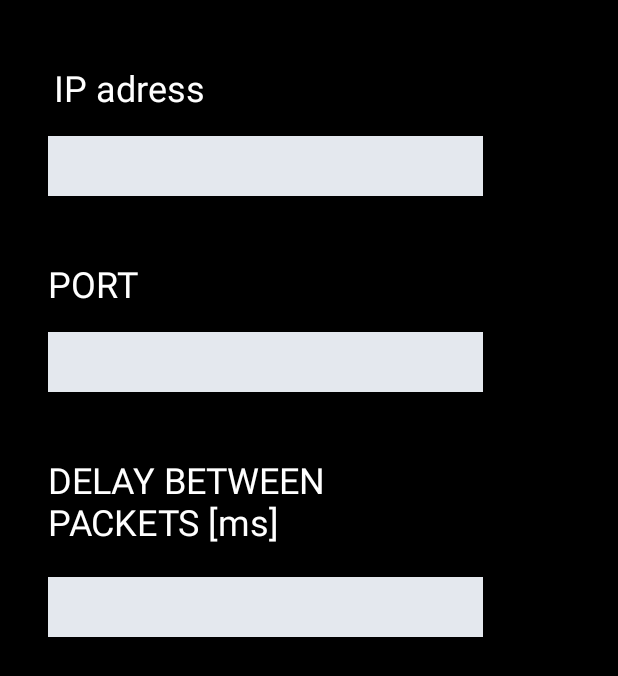
After one commit to Netz00/-ES8266-full-duplex-RC, an Android app: the layout activity_settings.xml on its own in the app's theme, with its tools: preview values and no code run, on a phone screen of 412 x 824 dp. The commit adds this screen. Shown: the top 676 px of the screen. Run offline under Robolectric (Android 15) with nearby library versions, the phone set to English and light mode, and no system bars.

Commit message:
Added layouts

```diff
--- /dev/null
+++ b/android/app/src/main/res/layout/activity_settings.xml
@@ -0,0 +1,93 @@
+<?xml version="1.0" encoding="utf-8"?>
+<androidx.constraintlayout.widget.ConstraintLayout xmlns:android="http://schemas.android.com/apk/res/android"
+    xmlns:app="http://schemas.android.com/apk/res-auto"
+    xmlns:tools="http://schemas.android.com/tools"
+    android:layout_width="match_parent"
+    android:layout_height="match_parent"
+    android:background="#000000"
+    tools:context=".Settings">
+
+
+    <TextView
+        android:id="@+id/textViewIP"
+        android:layout_width="wrap_content"
+        android:layout_height="wrap_content"
+        android:layout_marginStart="36dp"
+        android:layout_marginTop="42dp"
+        android:text="@string/IPadress"
+        android:textColor="#FFFFFF"
+        android:textSize="24sp"
+        app:layout_constraintStart_toStartOf="parent"
+        app:layout_constraintTop_toTopOf="parent" />
+
+    <EditText
+        android:id="@+id/editTextIP"
+        android:layout_width="290dp"
+        android:layout_height="40dp"
+        android:layout_marginStart="32dp"
+        android:layout_marginTop="16dp"
+        android:autofillHints=""
+        android:background="#E4E8EE"
+        android:ems="10"
+        android:inputType="text"
+        android:textColor="#000000"
+        android:textSize="24sp"
+        app:layout_constraintStart_toStartOf="parent"
+        app:layout_constraintTop_toBottomOf="@+id/textViewIP" />
+
+    <TextView
+        android:id="@+id/textViewPort"
+        android:layout_width="wrap_content"
+        android:layout_height="wrap_content"
+        android:layout_marginStart="32dp"
+        android:layout_marginTop="42dp"
+        android:text="@string/portNumber"
+        android:textColor="#FFFFFF"
+        android:textSize="24sp"
+        app:layout_constraintStart_toStartOf="parent"
+        app:layout_constraintTop_toBottomOf="@+id/editTextIP" />
+
+    <EditText
+        android:id="@+id/editTextPort"
+        android:layout_width="290dp"
+        android:layout_height="40dp"
+        android:layout_marginStart="32dp"
+        android:layout_marginTop="16dp"
+        android:background="#E4E8EE"
+        android:ems="10"
+        android:importantForAutofill="no"
+        android:inputType="number"
+        android:textColor="#000000"
+        android:textSize="24sp"
+        app:layout_constraintStart_toStartOf="parent"
+        app:layout_constraintTop_toBottomOf="@+id/textViewPort" />
+
+    <TextView
+        android:id="@+id/textViewFPS"
+        android:layout_width="289dp"
+        android:layout_height="65dp"
+        android:layout_marginStart="32dp"
+        android:layout_marginTop="42dp"
+        android:text="@string/fps"
+        android:textColor="#FFFFFF"
+        android:textSize="24sp"
+        app:layout_constraintStart_toStartOf="parent"
+        app:layout_constraintTop_toBottomOf="@+id/editTextPort" />
+
+    <EditText
+        android:id="@+id/editTextFPS"
+        android:layout_width="290dp"
+        android:layout_height="40dp"
+        android:layout_marginStart="32dp"
+        android:layout_marginTop="16dp"
+        android:background="#E4E8EE"
+        android:ems="10"
+        android:importantForAutofill="no"
+        android:inputType="time"
+        android:textColor="#000000"
+        android:textSize="24sp"
+        app:layout_constraintStart_toStartOf="parent"
+        app:layout_constraintTop_toBottomOf="@+id/textViewFPS" />
+
+
+</androidx.constraintlayout.widget.ConstraintLayout>
```
Also changed, not shown: android/app/src/main/res/layout/activity_main.xml (+76 -5 lines).
